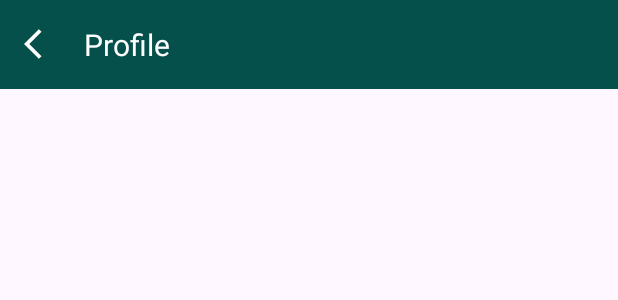
After one commit to pavithrailankoon/skillshub, an Android app: the layout appbar_userprofile.xml on its own in the app's theme, with its tools: preview values and no code run, on a phone screen of 412 x 824 dp. The commit adds this screen. Shown: the top 300 px of the screen. Run offline under Robolectric (Android 15) with nearby library versions, the phone set to English and light mode, and no system bars.

Commit message:
Appbars and some styles added.

```diff
--- /dev/null
+++ b/app/src/main/res/drawable/baseline_arrow_drop_down_24.xml
@@ -0,0 +1,5 @@
+<vector xmlns:android="http://schemas.android.com/apk/res/android" android:height="24dp" android:tint="#FFFFFF" android:viewportHeight="24" android:viewportWidth="24" android:width="24dp">
+
+    <path android:fillColor="@android:color/white" android:pathData="M7,10l5,5 5,-5z"/>
+
+</vector>
--- /dev/null
+++ b/app/src/main/res/drawable/baseline_cloud_upload_24.xml
@@ -0,0 +1,5 @@
+<vector xmlns:android="http://schemas.android.com/apk/res/android" android:height="24dp" android:tint="#FFFFFF" android:viewportHeight="24" android:viewportWidth="24" android:width="24dp">
+
+    <path android:fillColor="@android:color/white" android:pathData="M19.35,10.04C18.67,6.59 15.64,4 12,4 9.11,4 6.6,5.64 5.35,8.04 2.34,8.36 0,10.91 0,14c0,3.31 2.69,6 6,6h13c2.76,0 5,-2.24 5,-5 0,-2.64 -2.05,-4.78 -4.65,-4.96zM14,13v4h-4v-4H7l5,-5 5,5h-3z"/>
+
+</vector>
--- /dev/null
+++ b/app/src/main/res/layout/appbar_userprofile.xml
@@ -0,0 +1,32 @@
+<?xml version="1.0" encoding="utf-8"?>
+<RelativeLayout xmlns:android="http://schemas.android.com/apk/res/android"
+    android:layout_width="match_parent"
+    android:layout_height="wrap_content"
+    android:background="@color/background_green">
+
+    <RelativeLayout
+        android:layout_width="match_parent"
+        android:layout_height="wrap_content"
+        android:padding="16dp">
+
+        <ImageView
+            android:id="@+id/back_icon"
+            android:layout_width="wrap_content"
+            android:layout_height="wrap_content"
+            android:src="@drawable/baseline_arrow_back_ios_24"
+            android:layout_centerVertical="true"/>
+
+        <TextView
+            android:id="@+id/app_name"
+            android:layout_width="wrap_content"
+            android:layout_height="wrap_content"
+            android:text="Profile"
+            android:layout_marginStart="16dp"
+            android:layout_toEndOf="@id/back_icon"
+            android:textColor="@color/white"
+            android:textSize="20sp"
+            android:layout_centerVertical="true"/>
+
+    </RelativeLayout>
+
+</RelativeLayout>
--- a/app/src/main/res/values-night/themes.xml
+++ b/app/src/main/res/values-night/themes.xml
@@ -3,5 +3,6 @@
     <style name="Base.Theme.Skillshub" parent="Theme.Material3.DayNight.NoActionBar">
         <!-- Customize your dark theme here. -->
         <!-- <item name="colorPrimary">@color/my_dark_primary</item> -->
+        <item name="android:windowIsTranslucent">true</item>
     </style>
 </resources>
--- /dev/null
+++ b/app/src/main/res/values/dimens.xml
@@ -0,0 +1,5 @@
+<resources>
+    <!-- Default screen margins, per the Android Design guidelines. -->
+    <dimen name="fragment_horizontal_margin">16dp</dimen>
+    <dimen name="fragment_vertical_margin">16dp</dimen>
+</resources>
--- a/app/src/main/res/values/themes.xml
+++ b/app/src/main/res/values/themes.xml
@@ -3,7 +3,9 @@
     <style name="Base.Theme.Skillshub" parent="Theme.Material3.DayNight.NoActionBar">
         <!-- Customize your light theme here. -->
         <!-- <item name="colorPrimary">@color/my_light_primary</item> -->
+        <item name="android:windowIsTranslucent">true</item>
     </style>
+
 
     <style name="Theme.Skillshub" parent="Base.Theme.Skillshub" />
 </resources>
```
Also changed, not shown: app/src/main/res/drawable/baseline_category_24.xml (added, +9 -0 lines), app/src/main/res/drawable/spinner_border.xml (added, +11 -0 lines), app/src/main/res/drawable/yellow_button_background.xml (added, +9 -0 lines), app/src/main/res/layout/appbar_home.xml (added, +45 -0 lines), app/src/main/res/layout/appbar_signup.xml (added, +36 -0 lines).
